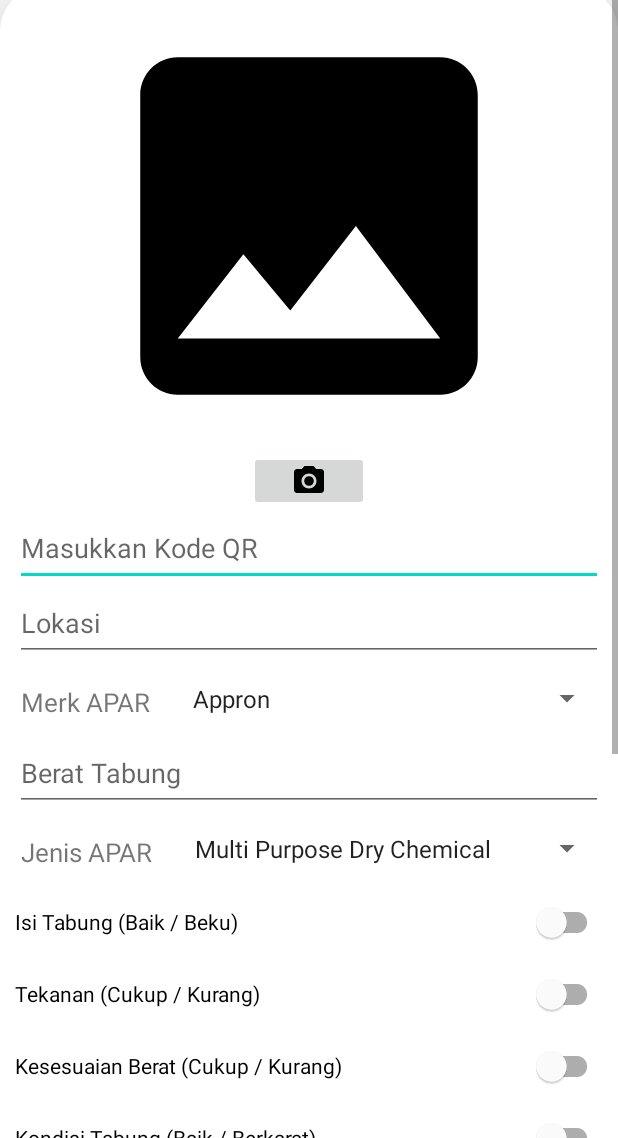
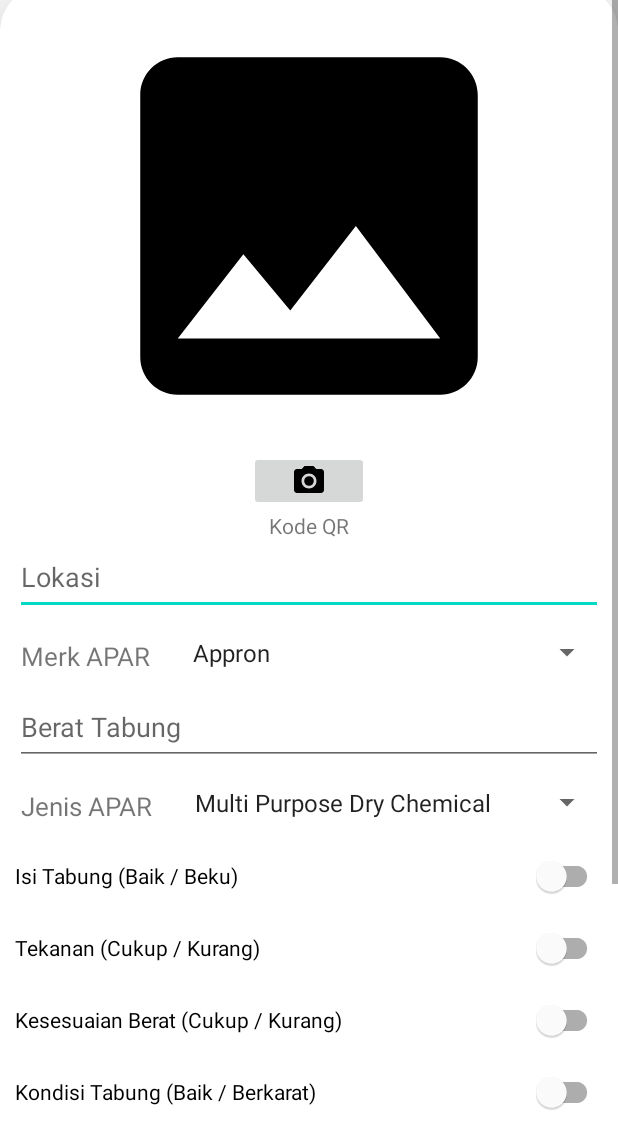
Before and after one commit to LinusArdell/APAR-Tracker, an Android app: the UpdateActivity screen opened directly, with no data from a screen before it, on a phone screen of 412 x 824 dp, the part 98-1236 px from its top. Run offline under Robolectric (Android 15) with nearby library versions, the phone set to English and light mode, and no system bars; our stand-ins replace Firebase (no records; nobody signed in at launch, a user with empty details on screens opened directly).

Commit message:
Update scan feature

```diff
--- a/app/src/main/res/layout/activity_update.xml
+++ b/app/src/main/res/layout/activity_update.xml
@@ -35,12 +35,18 @@
                 android:src="@drawable/baseline_camera_alt_24"
                 android:id="@+id/btn_capture"/>
 
-            <EditText
-                android:layout_width="match_parent"
-                android:layout_height="50dp"
-                android:hint="Masukkan Kode QR"
-                android:layout_gravity="left"
-                android:id="@+id/update_qr"/>
+            <TextView
+                android:layout_width="wrap_content"
+                android:layout_height="wrap_content"
+                android:text="Kode QR"
+                android:id="@+id/tv_qr_update"/>
+
+<!--            <EditText-->
+<!--                android:layout_width="match_parent"-->
+<!--                android:layout_height="50dp"-->
+<!--                android:hint="Masukkan Kode QR"-->
+<!--                android:layout_gravity="left"-->
+<!--                android:id="@+id/update_qr"/>-->
 
             <EditText
                 android:layout_width="match_parent"
@@ -170,15 +176,6 @@
                 android:backgroundTint="@color/purple_200"
                 android:id="@+id/btn_update"/>
 
-            <com.google.android.material.floatingactionbutton.FloatingActionButton
-                android:id="@+id/fab"
-                android:layout_width="wrap_content"
-                android:layout_height="wrap_content"
-                android:layout_margin="40dp"
-                android:backgroundTint="@color/purple_200"
-                app:tint = "@color/white"
-                android:src="@drawable/baseline_qr_code_scanner_24" />
-
         </androidx.appcompat.widget.LinearLayoutCompat>
 
     </androidx.cardview.widget.CardView>
```
Also changed, not shown: app/src/main/java/com/test/input/Adapter/EquipmentAdapter.java (+4 -1 lines), app/src/main/java/com/test/input/DataClass.java (+4 -2 lines), app/src/main/java/com/test/input/DetailActivity.java (+1 -1 lines), app/src/main/java/com/test/input/EquipmentTambahActivity.java (+6 -0 lines), app/src/main/java/com/test/input/MainActivity.java (+50 -4 lines), app/src/main/java/com/test/input/UpdateActivity.java (+12 -3 lines).
